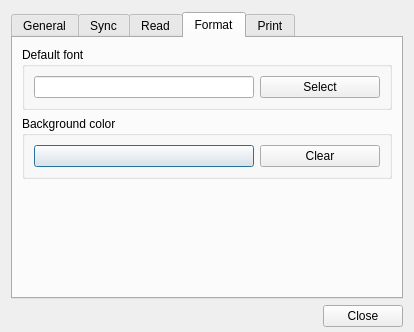
Before: the Qt Designer form src/ui/WizPreferenceDialog.ui in WizTeam/WizQTClient, drawn with Qt 5.
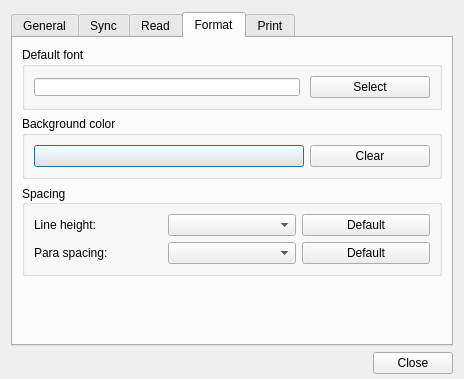
After: the same form once the commit is applied. The open tabs and pages were chosen to show the change.

The edit to the form file:
```diff
--- a/src/ui/WizPreferenceDialog.ui
+++ b/src/ui/WizPreferenceDialog.ui
@@ -6,8 +6,8 @@
    <rect>
     <x>0</x>
     <y>0</y>
-    <width>414</width>
-    <height>332</height>
+    <width>464</width>
+    <height>379</height>
    </rect>
   </property>
   <property name="sizePolicy">
@@ -441,11 +441,12 @@
          <property name="title">
           <string>Default font</string>
          </property>
-         <layout class="QVBoxLayout" name="verticalLayout_6">
-          <item>
-           <layout class="QHBoxLayout" name="horizontalLayout_2">
+         <layout class="QHBoxLayout" name="verticalLayout_6">
             <item>
              <widget class="QLineEdit" name="editFont">
+            <property name="styleSheet">
+             <string notr="true">margin-right:4px;margin-top:1px</string>
+            </property>
               <property name="inputMask">
                <string notr="true"/>
               </property>
@@ -477,8 +478,6 @@
              </widget>
             </item>
            </layout>
-          </item>
-         </layout>
         </widget>
        </item>
        <item>
@@ -519,6 +518,58 @@
          </layout>
         </widget>
        </item>
+       <item>
+        <widget class="QGroupBox" name="groupBox_4">
+         <property name="title">
+          <string>Spacing</string>
+         </property>
+         <property name="alignment">
+          <set>Qt::AlignLeading|Qt::AlignLeft|Qt::AlignVCenter</set>
+         </property>
+         <layout class="QGridLayout" name="gridLayout_3">
+          <item row="0" column="2">
+           <widget class="QPushButton" name="btnResetLineHeight">
+            <property name="minimumSize">
+             <size>
+              <width>120</width>
+              <height>0</height>
+             </size>
+            </property>
+            <property name="text">
+             <string>Default</string>
+            </property>
+           </widget>
+          </item>
+          <item row="1" column="2">
+           <widget class="QPushButton" name="btnResetParaSpacing">
+            <property name="text">
+             <string>Default</string>
+            </property>
+           </widget>
+          </item>
+          <item row="1" column="1">
+           <widget class="QComboBox" name="comboParaSpacing"/>
+          </item>
+          <item row="1" column="0">
+           <widget class="QLabel" name="label_8">
+            <property name="text">
+             <string>Para spacing:</string>
+            </property>
+           </widget>
+          </item>
+          <item row="0" column="1">
+           <widget class="QComboBox" name="comboLineHeight"/>
+          </item>
+          <item row="0" column="0">
+           <widget class="QLabel" name="label_6">
+            <property name="text">
+             <string>Line height:</string>
+            </property>
+           </widget>
+          </item>
+         </layout>
+        </widget>
+       </item>
        <item>
         <spacer name="verticalSpacer_7">
          <property name="orientation">
```
Left out of the diff: 2 changed lines with no effect on the pictures. Lines whose indentation alone changed are shown as unchanged.
